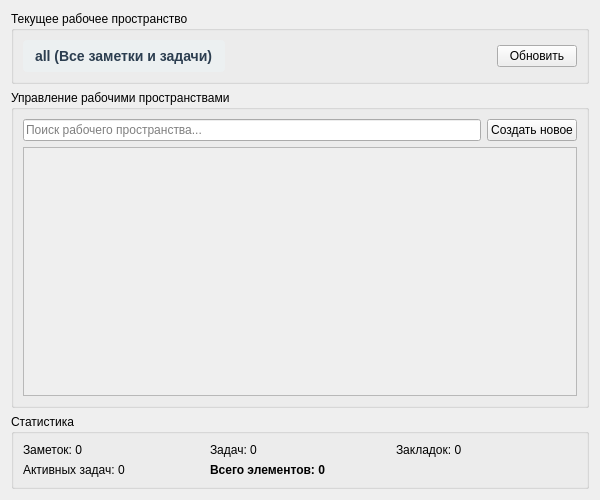
bozvan/SC_project, file src/ui/workspaces_widget.ui: the form before one commit.
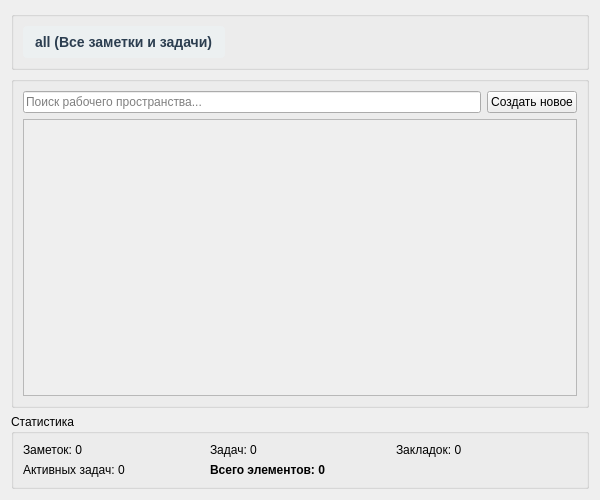
The form after the commit. Icons and pictures are not drawn.

```diff
--- a/src/ui/workspaces_widget.ui
+++ b/src/ui/workspaces_widget.ui
@@ -17,7 +17,7 @@
    <item>
     <widget class="QGroupBox" name="groupBoxCurrent">
      <property name="title">
-      <string>Текущее рабочее пространство</string>
+      <string/>
      </property>
      <layout class="QHBoxLayout" name="horizontalLayout">
       <item>
@@ -43,24 +43,13 @@
         </property>
        </spacer>
       </item>
-      <item>
-       <widget class="QPushButton" name="btnRefresh">
-        <property name="text">
-         <string>Обновить</string>
-        </property>
-        <property name="icon">
-         <iconset>
-          <normaloff>:/icons/refresh.png</normaloff>:/icons/refresh.png</iconset>
-        </property>
-       </widget>
-      </item>
      </layout>
     </widget>
    </item>
    <item>
     <widget class="QGroupBox" name="groupBoxManage">
      <property name="title">
-      <string>Управление рабочими пространствами</string>
+      <string/>
      </property>
      <layout class="QVBoxLayout" name="verticalLayout_2">
       <item>
@@ -96,7 +85,7 @@
            <x>0</x>
            <y>0</y>
            <width>572</width>
-           <height>324</height>
+           <height>344</height>
           </rect>
          </property>
          <layout class="QGridLayout" name="gridLayoutWorkspaces">
```
